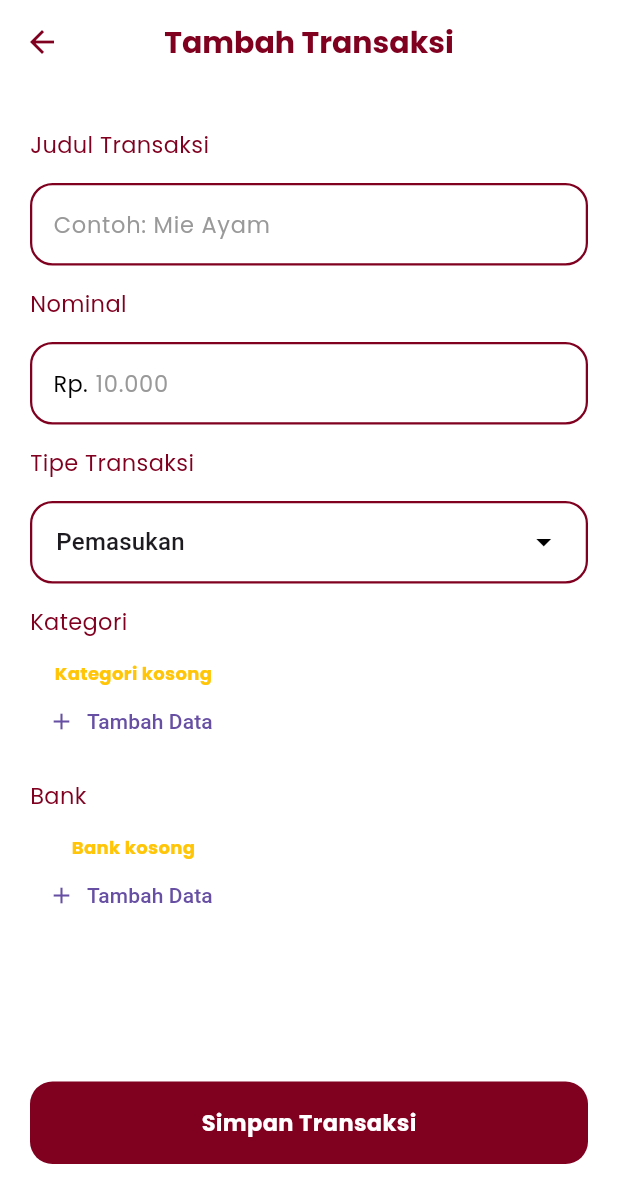
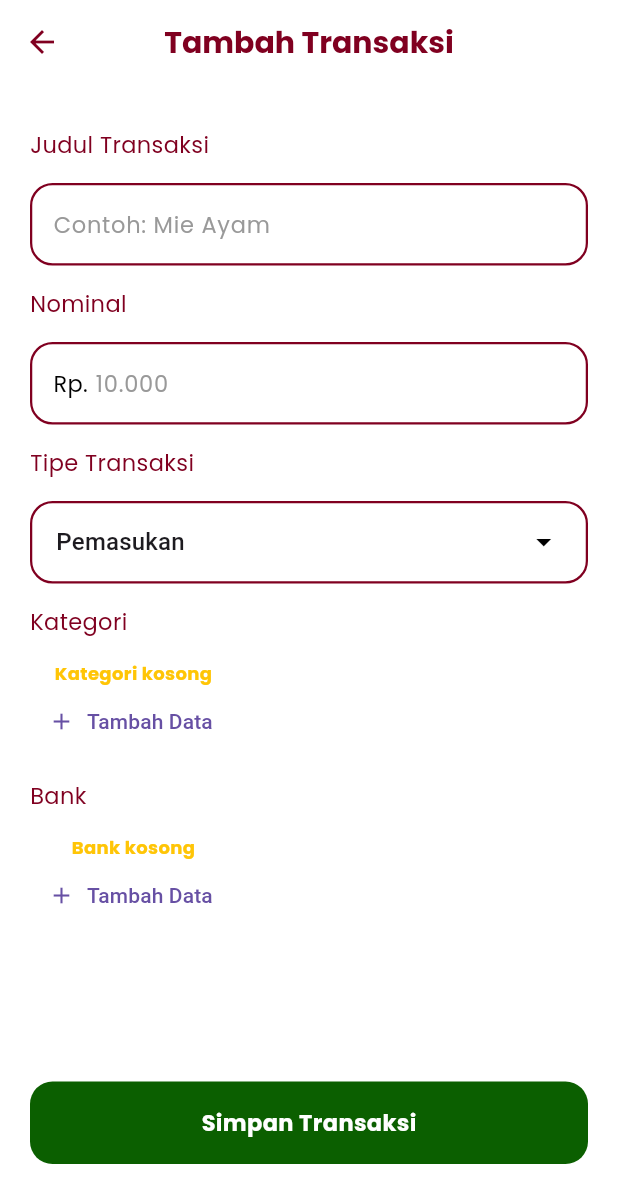
Before and after one commit to Erdityaeka/skripsi_keuangan, a Flutter app: the TambahTransaksi screen opened directly, on a phone screen of 412 x 824 dp. Shown: the top 1203 px of the screen. Run offline on Flutter 3.47's test engine with Material 3 defaults, Android fonts, the phone set to English and light mode, and no system bars; our stand-ins replace cloud_firestore, connectivity_plus, firebase_auth, firebase_core, fl_chart, flutter_gemini and 7 more; missing offline and left inert: google_mlkit_text_recognition; accounts and stored records are empty.

```diff
--- a/lib/Screens/transaksi/edit_transaksi.dart
+++ b/lib/Screens/transaksi/edit_transaksi.dart
@@ -448,7 +448,7 @@ class _EditTransaksiState extends State<EditTransaksi> {
       child: Container(
         height: 55,
         decoration: BoxDecoration(
-          color: red,
+          color: greennotif,
           borderRadius: BorderRadius.circular(15),
         ),
         child: Center(
--- a/lib/Screens/transaksi/tambah_transaksi.dart
+++ b/lib/Screens/transaksi/tambah_transaksi.dart
@@ -371,7 +371,7 @@ class _TambahTransaksiState extends State<TambahTransaksi> {
         width: double.infinity,
         height: 55,
         decoration: BoxDecoration(
-          color: red,
+          color: greennotif,
           borderRadius: BorderRadius.circular(15),
         ),
         child: Center(
--- a/lib/keys/api_keys.dart
+++ b/lib/keys/api_keys.dart
@@ -1,5 +1,6 @@
 // lib/api_keys.dart
 
 class ApiKeys {
-  static const String geminiApiKey = 'AIzaSyDxFbnrwdN3Iq5LJpsi9GM9ZHeHvdBC9SA';
+  // Masukan API Key Gemini AI kamu di sini
+  static const String geminiApiKey = '';
 }
--- a/lib/services/gemini_service.dart
+++ b/lib/services/gemini_service.dart
@@ -289,7 +289,7 @@ class GeminiService {
     return await _askGemini(cleanPrompt, context: context);
   }
 
-  //  GEMINI ONLY
+  //  GEMINI Itu Aja
   static Future<String> _askGemini(String prompt, {String context = ""}) async {
     final aiCache = AiCacheService();
     final now = DateTime.now();
--- a/lib/services/ocr_services.dart
+++ b/lib/services/ocr_services.dart
@@ -23,7 +23,7 @@ class OCRService {
         return null;
       }
 
-      // --- LOGIKA NAMA TOKO UNIVERSAL (TANPA BRAND) ---
+      //  Logika nama toko (TANPA BRAND)
       // Urutkan blok dari atas ke bawah
       List<TextBlock> sortedBlocks = recognizedText.blocks.toList();
 
@@ -54,7 +54,7 @@ class OCRService {
         }
       }
 
-      // --- LOGIKA NOMINAL ---
+      //  Logika nominal
       List<TextLine> allLines = [];
       for (TextBlock block in recognizedText.blocks) {
         allLines.addAll(block.lines);
--- a/lib/services/pdf_service.dart
+++ b/lib/services/pdf_service.dart
@@ -155,7 +155,7 @@ class PdfService {
         "${DateFormat('dd MMMM yyyy', 'id').format(startDate)} - "
         "${DateFormat('dd MMMM yyyy', 'id').format(endDate)}";
 
-    // ==========================
+
     // FOLDER PENYIMPANAN
     final keuanganDir = Directory(
       "/storage/emulated/0/Download/keuangan",
@@ -181,7 +181,7 @@ class PdfService {
       counter++;
     }
 
-    // ==========================
+
     // SIMPAN FILE PDF
 
     final file = File(filePath);
```
Also changed, not shown: lib/main.dart (+4 -4 lines), lib/services/notification_service.dart (+5 -5 lines), 1 other file.
